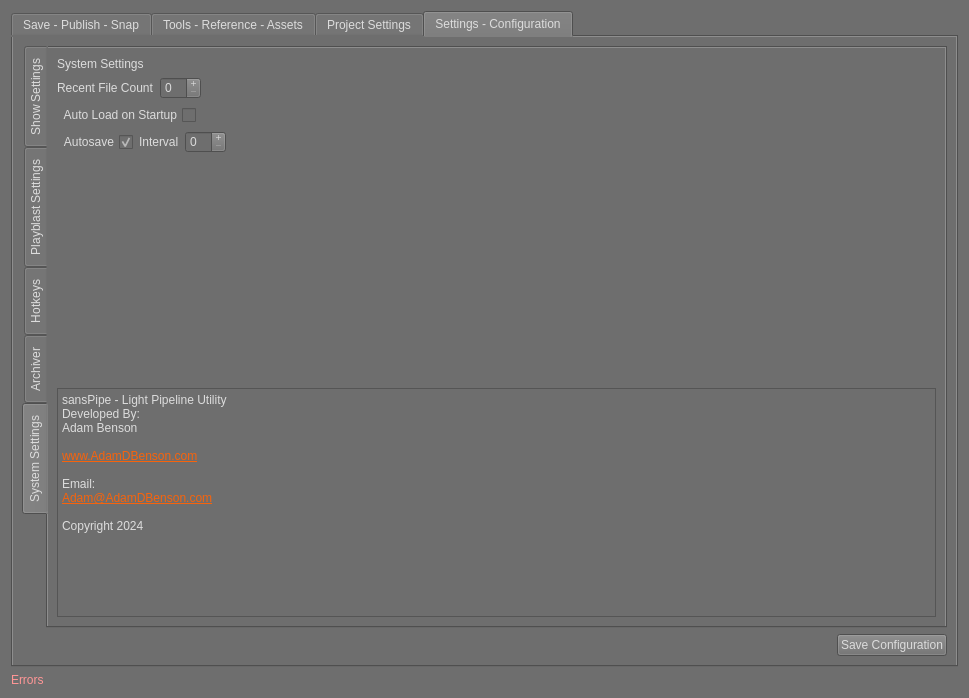
First picture: the form in ui/superSaver_UI.ui, repository SleepDeprivedVFX/versionUp, before the edit.
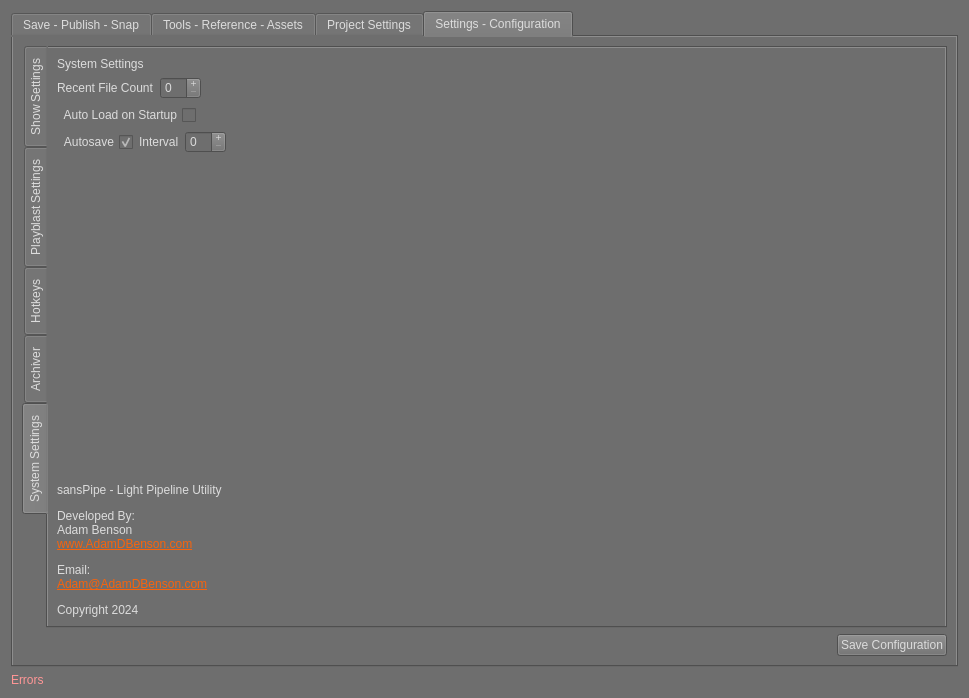
Second picture: the form after the edit. The open tabs and pages were chosen to show the change.

Commit message: v1.3.9: Picking up from yesterday.  I made some changes on my laptop that I don't know trickled over here.  This is kind of an emergency back up

What changed in the file:
```diff
--- a/ui/superSaver_UI.ui
+++ b/ui/superSaver_UI.ui
@@ -3348,28 +3348,12 @@
               </spacer>
              </item>
              <item>
-              <widget class="QTextEdit" name="about">
-               <property name="readOnly">
-                <bool>true</bool>
+              <widget class="QLabel" name="label">
+               <property name="text">
+                <string>&lt;html&gt;&lt;head/&gt;&lt;body&gt;&lt;p&gt;sansPipe - Light Pipeline Utility&lt;/p&gt;&lt;p&gt;Developed By:&lt;br/&gt;Adam Benson&lt;br/&gt;&lt;a href=&quot;https://www.AdamDBenson.com/programming&quot;&gt;&lt;span style=&quot; text-decoration: underline; color:#f7630c;&quot;&gt;www.AdamDBenson.com&lt;/span&gt;&lt;/a&gt;&lt;/p&gt;&lt;p&gt;Email:&lt;br/&gt;&lt;a href=&quot;mailto:Adam@AdamDBenson.com&quot;&gt;&lt;span style=&quot; text-decoration: underline; color:#f7630c;&quot;&gt;Adam@AdamDBenson.com&lt;/span&gt;&lt;/a&gt;&lt;/p&gt;&lt;p&gt;Copyright 2024&lt;/p&gt;&lt;/body&gt;&lt;/html&gt;</string>
                </property>
-               <property name="html">
-                <string>&lt;!DOCTYPE HTML PUBLIC &quot;-//W3C//DTD HTML 4.0//EN&quot; &quot;http://www.w3.org/TR/REC-html40/strict.dtd&quot;&gt;
-&lt;html&gt;&lt;head&gt;&lt;meta name=&quot;qrichtext&quot; content=&quot;1&quot; /&gt;&lt;meta charset=&quot;utf-8&quot; /&gt;&lt;style type=&quot;text/css&quot;&gt;
-p, li { white-space: pre-wrap; }
-hr { height: 1px; border-width: 0; }
-li.unchecked::marker { content: &quot;\2610&quot;; }
-li.checked::marker { content: &quot;\2612&quot;; }
-&lt;/style&gt;&lt;/head&gt;&lt;body style=&quot; font-family:'Segoe UI'; font-size:9pt; font-weight:400; font-style:normal;&quot;&gt;
-&lt;p style=&quot; margin-top:0px; margin-bottom:0px; margin-left:0px; margin-right:0px; -qt-block-indent:0; text-indent:0px;&quot;&gt;sansPipe - Light Pipeline Utility&lt;/p&gt;
-&lt;p style=&quot; margin-top:0px; margin-bottom:0px; margin-left:0px; margin-right:0px; -qt-block-indent:0; text-indent:0px;&quot;&gt;Developed By:&lt;/p&gt;
-&lt;p style=&quot; margin-top:0px; margin-bottom:0px; margin-left:0px; margin-right:0px; -qt-block-indent:0; text-indent:0px;&quot;&gt;Adam Benson&lt;/p&gt;
-&lt;p style=&quot;-qt-paragraph-type:empty; margin-top:0px; margin-bottom:0px; margin-left:0px; margin-right:0px; -qt-block-indent:0; text-indent:0px;&quot;&gt;&lt;br /&gt;&lt;/p&gt;
-&lt;p style=&quot; margin-top:0px; margin-bottom:0px; margin-left:0px; margin-right:0px; -qt-block-indent:0; text-indent:0px;&quot;&gt;&lt;a href=&quot;https://www.AdamDBenson.com/programming&quot;&gt;&lt;span style=&quot; text-decoration: underline; color:#f7630c;&quot;&gt;www.AdamDBenson.com&lt;/span&gt;&lt;/a&gt;&lt;/p&gt;
-&lt;p style=&quot;-qt-paragraph-type:empty; margin-top:0px; margin-bottom:0px; margin-left:0px; margin-right:0px; -qt-block-indent:0; text-indent:0px; text-decoration: underline; color:#f7630c;&quot;&gt;&lt;br /&gt;&lt;/p&gt;
-&lt;p style=&quot; margin-top:0px; margin-bottom:0px; margin-left:0px; margin-right:0px; -qt-block-indent:0; text-indent:0px;&quot;&gt;Email:&lt;/p&gt;
-&lt;p style=&quot; margin-top:0px; margin-bottom:0px; margin-left:0px; margin-right:0px; -qt-block-indent:0; text-indent:0px;&quot;&gt;&lt;a href=&quot;mailto:Adam@AdamDBenson.com&quot;&gt;&lt;span style=&quot; text-decoration: underline; color:#f7630c;&quot;&gt;Adam@AdamDBenson.com&lt;/span&gt;&lt;/a&gt;&lt;/p&gt;
-&lt;p style=&quot;-qt-paragraph-type:empty; margin-top:0px; margin-bottom:0px; margin-left:0px; margin-right:0px; -qt-block-indent:0; text-indent:0px; text-decoration: underline; color:#f7630c;&quot;&gt;&lt;br /&gt;&lt;/p&gt;
-&lt;p style=&quot; margin-top:0px; margin-bottom:0px; margin-left:0px; margin-right:0px; -qt-block-indent:0; text-indent:0px;&quot;&gt;Copyright 2024&lt;/p&gt;&lt;/body&gt;&lt;/html&gt;</string>
+               <property name="textFormat">
+                <enum>Qt::TextFormat::RichText</enum>
                </property>
               </widget>
              </item>
```
The commit also changes 1 other file.
